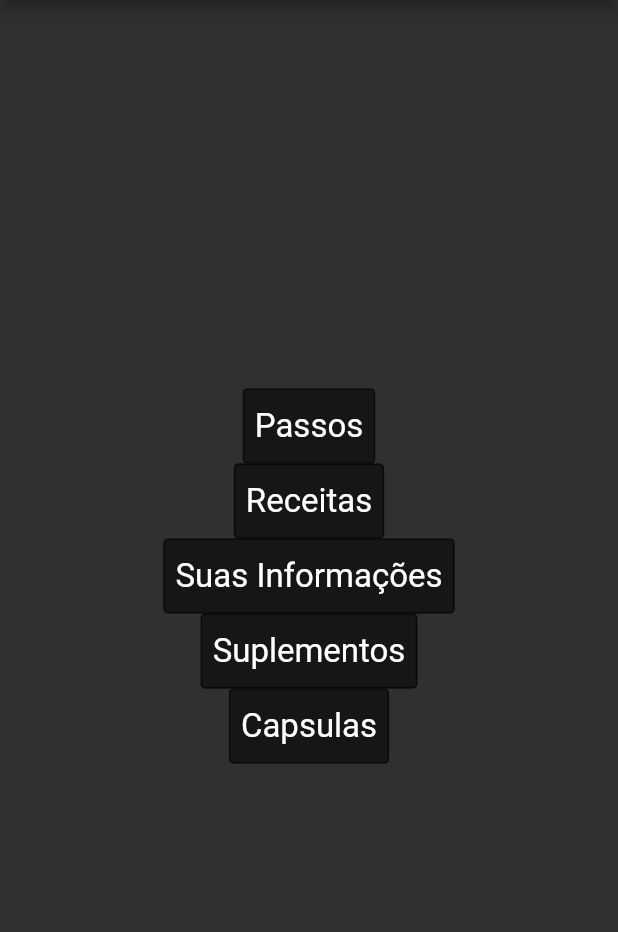
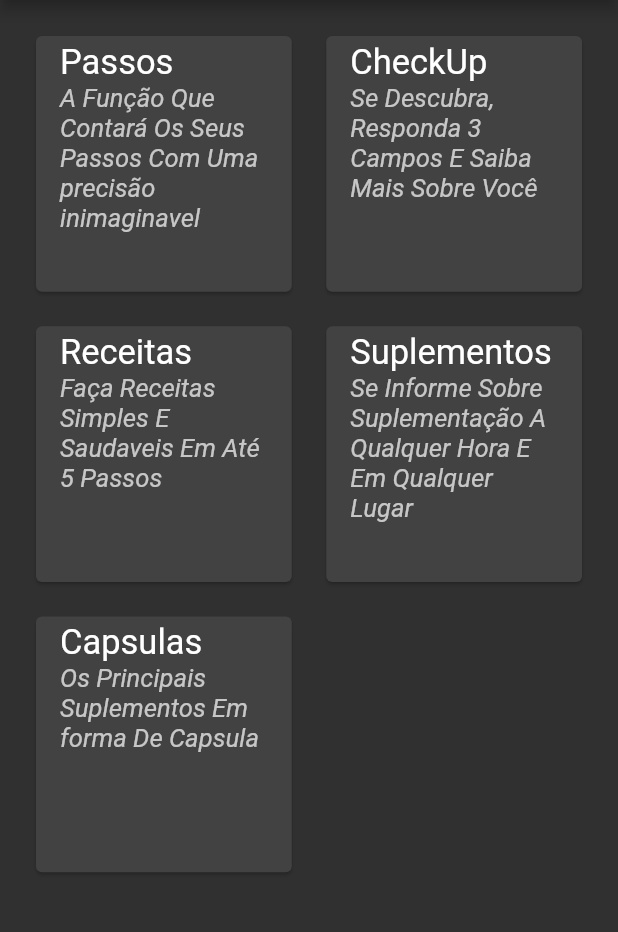
Before and after one commit to Moviopudim/FitFy, a Flutter app: the screen it shows after launch, on a phone screen of 412 x 824 dp, the part 84-1016 px from its top. Run offline on Flutter 3.47's test engine with Material 2 defaults, Android fonts, the phone set to English and light mode, and no system bars; drawn by our look-alikes of getwidget; our stand-ins replace pedometer.

Commit message:
Nova Home

```diff
--- a/lib/Screens/Home.dart
+++ b/lib/Screens/Home.dart
@@ -19,18 +19,20 @@ class MyHomePage extends StatelessWidget {
         centerTitle: true,
       ),
 
-      body: Center(
-          child: Column(
-          mainAxisSize: MainAxisSize.min,
-          children: <Widget>[
-            botaoHome('Passos', contadorPassos(), Size.fromHeight(36)),
-            botaoHome('Receitas', ListaReceita(), Size.fromHeight(36)),
-            botaoHome('Suas Informações', formulario(), Size.fromHeight(36)),
-            botaoHome('Suplementos', listaSuplementos(), Size.fromHeight(36)),
-            botaoHome('Capsulas', listaCapsulas(), Size.fromHeight(36)),
-          ],
-        ),
-      ),
+      body: GridView.count(
+        primary: false,
+        padding: const EdgeInsets.all(20),
+        crossAxisSpacing: 15,
+        mainAxisSpacing: 15,
+        crossAxisCount: 2,
+        children: <Widget>[
+          cardHome('Passos', contadorPassos(), 'A Função Que Contará Os Seus Passos Com Uma precisão inimaginavel'),
+          cardHome('CheckUp', formulario(), 'Se Descubra, Responda 3 Campos E Saiba Mais Sobre Você'),
+          cardHome('Receitas', ListaReceita(), 'Faça Receitas Simples E Saudaveis Em Até 5 Passos'),
+          cardHome('Suplementos', listaSuplementos(), 'Se Informe Sobre Suplementação A Qualquer Hora E Em Qualquer Lugar'),
+          cardHome('Capsulas', listaCapsulas(), 'Os Principais Suplementos Em forma De Capsula'),
+        ],
+      )
     );
   }
 }
--- a/lib/Screens/listaReceitas.dart
+++ b/lib/Screens/listaReceitas.dart
@@ -2,6 +2,7 @@ import 'package:Slang/Funcoes/criaReceita.dart';
 import 'package:flutter/material.dart';
 import 'package:getwidget/components/appbar/gf_appbar.dart';
 
+import '../Funcoes/Receitas/Hamburguer.dart';
 import '../Funcoes/Receitas/mingau.dart';
 import '../Funcoes/Receitas/pizza.dart';
 
@@ -25,7 +26,8 @@ class _ListaReceitaState extends State<ListaReceita> {
       body: ListView(
          children: <Widget>[
            criaSuplemento.CriaReceita('https://img.icons8.com/ios/344/porridge--v1.png', 'Mingau Proteico', 'Mingau Proteico Feito De Forma Simples e sem enrolação', Mingau()),
-           criaSuplemento.CriaReceita('https://img.icons8.com/pastel-glyph/344/pizza--v2.png', 'Pizza Integral De Frango', 'Pizza De Frango Feita Com Pão Integral', Pizza())
+           criaSuplemento.CriaReceita('https://img.icons8.com/pastel-glyph/344/pizza--v2.png', 'Pizza Integral De Frango', 'Pizza De Frango Feita Com Pão Integral', Pizza()),
+           criaSuplemento.CriaReceita('https://img.icons8.com/external-line-zulfa-mahendra/512/external-burguer-food-delivery-line-zulfa-mahendra-2.png', 'Hamburguer De Grão de Bico', 'Hamburguer Saboroso feito com grão de bico', Hamburguer(),)
          ],
       ),
     );
--- a/lib/main.dart
+++ b/lib/main.dart
@@ -19,28 +19,32 @@ class slang extends StatelessWidget {
   }
 }
 
-class botaoHome extends StatelessWidget {
-  final String texto;
+class cardHome extends StatelessWidget {
+  final String titulo;
+  final String subtitulo;
 
   final Widget rota;
 
-  botaoHome(this.texto, this.rota, Size size);
+  cardHome(this.titulo, this.rota, this.subtitulo);
 
   @override
   Widget build(BuildContext context) {
-    return GFButton(
-      onPressed: () {
-        Navigator.push(context, MaterialPageRoute(builder: (context) {
-          return rota;
-        }));
-      },
-      text: texto,
-      textStyle: const TextStyle(
-        fontSize: 22
+    return Card(
+      child: ListTile(
+        title: Text(
+          titulo,
+          style: TextStyle(fontSize: 23),
+        ),
+        subtitle: Text(
+          subtitulo,
+          style: TextStyle(fontStyle: FontStyle.italic, fontSize: 17),
+        ),
+        onTap: () {
+          Navigator.push(context, MaterialPageRoute(builder: (context) {
+            return rota;
+          }));
+        },
       ),
-      size: GFSize.LARGE,
-      color: Colors.black54,
-      shape: GFButtonShape.standard,
     );
   }
 }
```
Also changed, not shown: lib/Funcoes/Receitas/Hamburguer.dart (added, +87 -0 lines).
